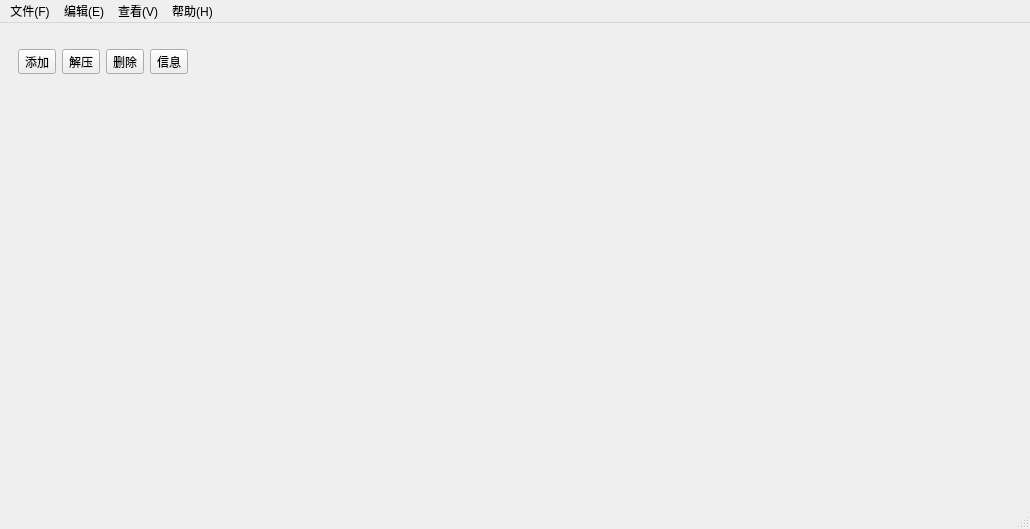
yihengpromax/EasyArchiver, file src/mainwindow.ui: the form before one commit.
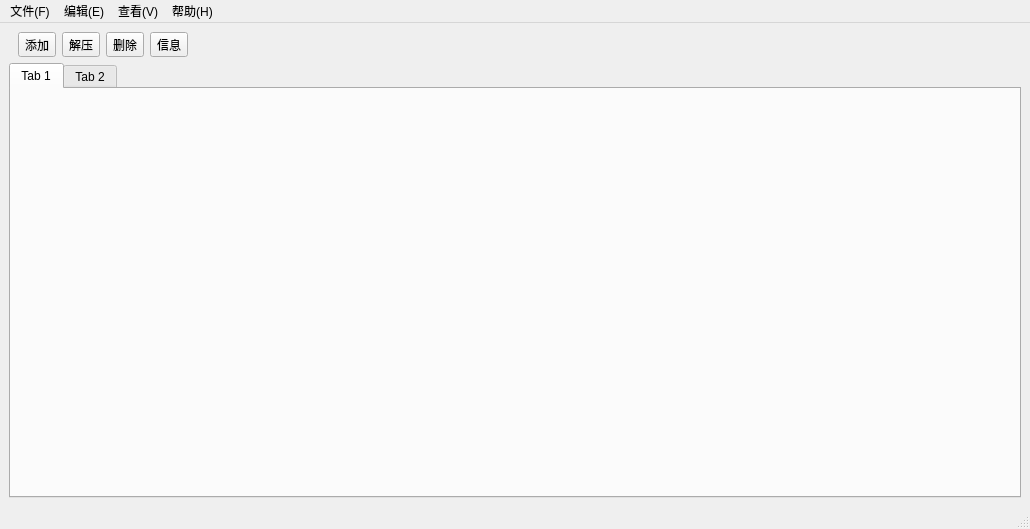
The form after the commit. Icons and pictures are not drawn.

Diff of the .ui file:
```diff
--- a/src/mainwindow.ui
+++ b/src/mainwindow.ui
@@ -145,7 +145,33 @@
         </widget>
        </item>
        <item>
-        <widget class="QWidget" name="widget_3" native="true"/>
+        <widget class="QTabWidget" name="tabWidget">
+         <property name="currentIndex">
+          <number>0</number>
+         </property>
+         <property name="documentMode">
+          <bool>false</bool>
+         </property>
+         <property name="tabsClosable">
+          <bool>false</bool>
+         </property>
+         <property name="movable">
+          <bool>false</bool>
+         </property>
+         <property name="tabBarAutoHide">
+          <bool>false</bool>
+         </property>
+         <widget class="QWidget" name="tab">
+          <attribute name="title">
+           <string>Tab 1</string>
+          </attribute>
+         </widget>
+         <widget class="QWidget" name="tab_2">
+          <attribute name="title">
+           <string>Tab 2</string>
+          </attribute>
+         </widget>
+        </widget>
        </item>
       </layout>
      </widget>
```
